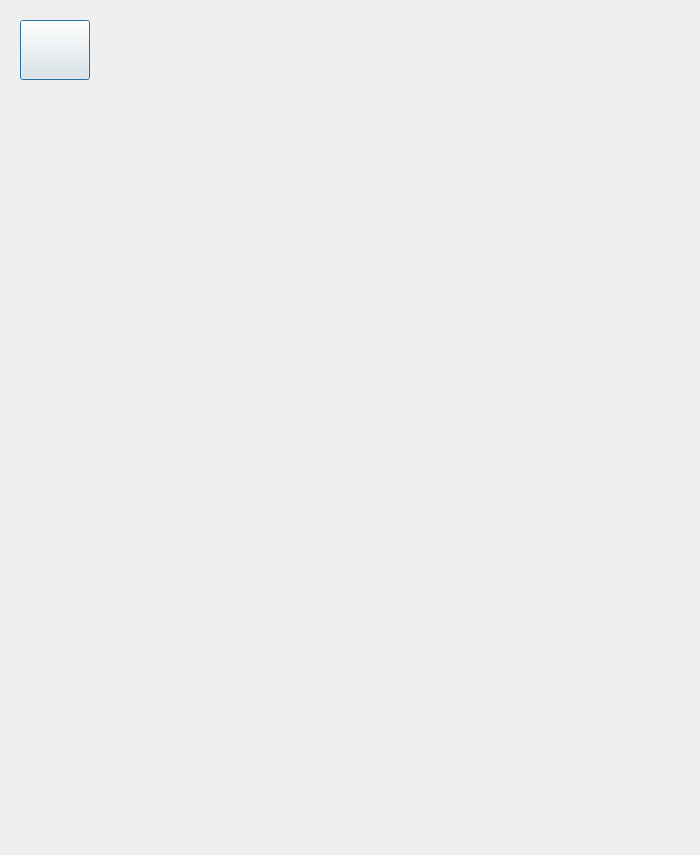
Before: the Qt Designer form gui/setting/arrerasettingui.ui in Arrera-Software/Arrera-Interface, drawn with Qt 5.
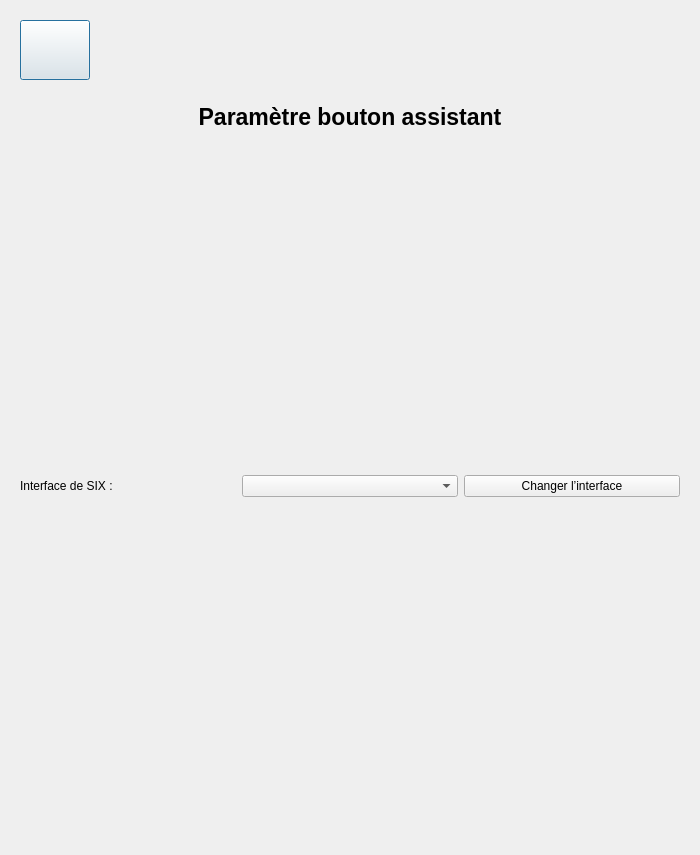
After: the same form once the commit is applied. The open tabs and pages were chosen to show the change. Icons and pictures are not drawn. Custom widgets are drawn as their Qt base class.

What changed in the file:
```diff
--- a/gui/setting/arrerasettingui.ui
+++ b/gui/setting/arrerasettingui.ui
@@ -2439,7 +2439,73 @@
        </item>
       </layout>
      </widget>
-     <widget class="QWidget" name="assistant"/>
+     <widget class="QWidget" name="assistant">
+      <layout class="QVBoxLayout" name="verticalLayout_23">
+       <item>
+        <widget class="QLabel" name="L_TITLE_ASSISTANT">
+         <property name="font">
+          <font>
+           <pointsize>17</pointsize>
+           <bold>true</bold>
+          </font>
+         </property>
+         <property name="text">
+          <string>Paramètre bouton assistant</string>
+         </property>
+         <property name="alignment">
+          <set>Qt::AlignmentFlag::AlignCenter</set>
+         </property>
+        </widget>
+       </item>
+       <item>
+        <spacer name="verticalSpacer_60">
+         <property name="orientation">
+          <enum>Qt::Orientation::Vertical</enum>
+         </property>
+         <property name="sizeHint" stdset="0">
+          <size>
+           <width>20</width>
+           <height>40</height>
+          </size>
+         </property>
+        </spacer>
+       </item>
+       <item>
+        <layout class="QHBoxLayout" name="horizontalLayout_26">
+         <item>
+          <widget class="QLabel" name="L_INDC_SIX">
+           <property name="text">
+            <string>Interface de SIX :</string>
+           </property>
+          </widget>
+         </item>
+         <item>
+          <widget class="QComboBox" name="LIST_SIX_GUI"/>
+         </item>
+         <item>
+          <widget class="APushButton" name="BTN_CHANGE_GUI_SIX">
+           <property name="text">
+            <string>Changer l’interface</string>
+           </property>
+          </widget>
+         </item>
+        </layout>
+       </item>
+       <item>
+        <spacer name="verticalSpacer_65">
+         <property name="orientation">
+          <enum>Qt::Orientation::Vertical</enum>
+         </property>
+         <property name="sizeHint" stdset="0">
+          <size>
+           <width>20</width>
+           <height>40</height>
+          </size>
+         </property>
+        </spacer>
+       </item>
+      </layout>
+     </widget>
      <widget class="QWidget" name="mode">
       <layout class="QVBoxLayout" name="verticalLayout_3">
        <item>
```
Left out of the diff: 14 changed lines with no effect on the pictures.
